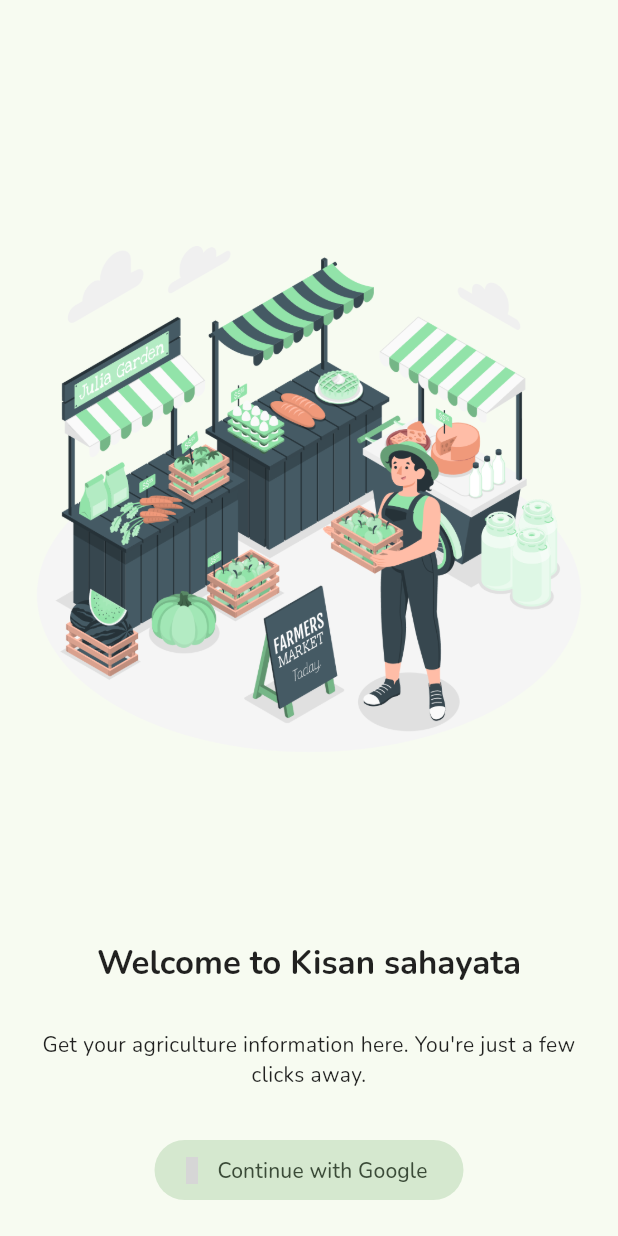
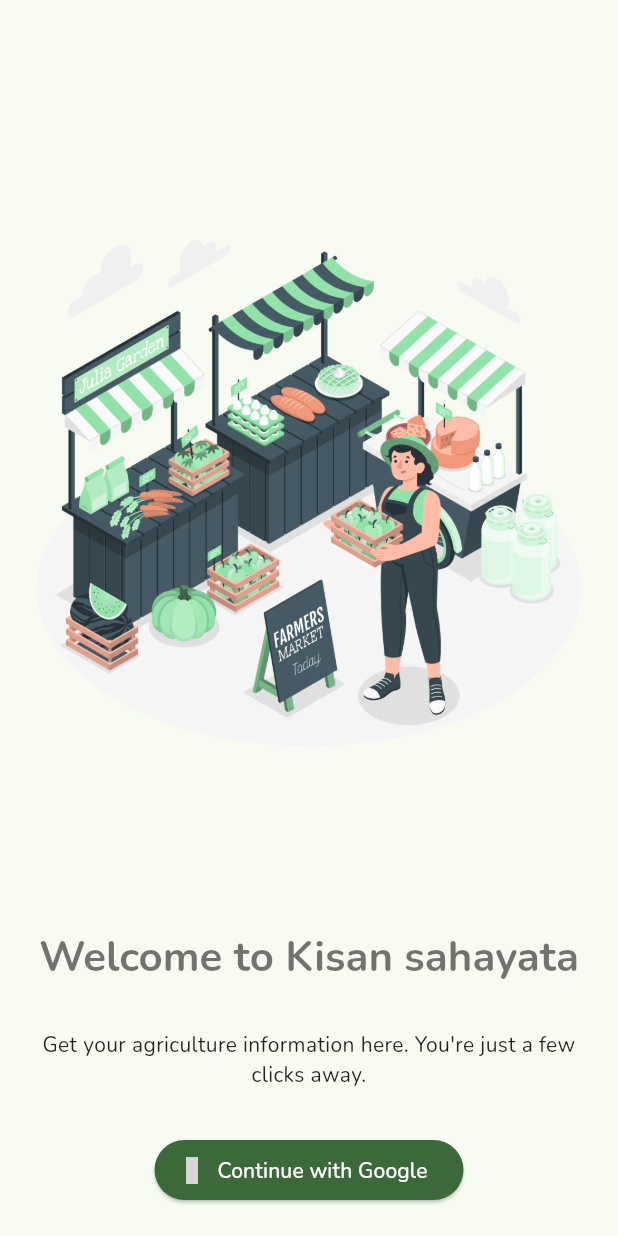
Before and after one commit to DeveloperStudentClubSmvdu/Q1T2-KisanSahayata, a Flutter app: the screen it shows after launch, on a phone screen of 412 x 824 dp. Run offline on Flutter 3.47's test engine with Material 2 defaults, Android fonts, the light colour scheme and no system bars; our stand-ins replace badges, easy_stepper, firebase_auth, firebase_core, flutter_iconly, google_fonts and 1 more; accounts and stored records are empty; grey boxes are pictures that could not be loaded.

Commit message:
Update onboarding_page.dart

```diff
--- a/lib/pages/onboarding_page.dart
+++ b/lib/pages/onboarding_page.dart
@@ -1,13 +1,16 @@
+import 'dart:ui';
 import 'package:agriplant/chatgpt/chatgpt.dart';
-import 'package:agriplant/pages/agriplant';
+
 import 'package:agriplant/pages/home_page.dart';
 import 'package:agriplant/pages/profile_page.dart';
+import 'package:firebase_auth/firebase_auth.dart';
 import 'package:flutter/cupertino.dart';
 import 'package:flutter/material.dart';
 import 'package:flutter_iconly/flutter_iconly.dart';
+import 'package:google_sign_in/google_sign_in.dart';
 
 class OnboardingPage extends StatelessWidget {
-  const OnboardingPage({super.key});
+  const OnboardingPage({Key? key}) : super(key: key);
 
   @override
   Widget build(BuildContext context) {
@@ -24,21 +27,25 @@ class OnboardingPage extends StatelessWidget {
               ),
               const Spacer(),
               Text('Welcome to Kisan sahayata',
-                  style: Theme.of(context).textTheme.titleLarge?.copyWith(fontWeight: FontWeight.bold)),
+                  style: Theme.of(context).textTheme.headline4?.copyWith(fontWeight: FontWeight.bold)),
               const Padding(
-                padding: EdgeInsets.only(top: 30, bottom: 30),
+                padding: EdgeInsets.symmetric(vertical: 30),
                 child: Text(
                   "Get your agriculture information here. You're just a few clicks away.",
                   textAlign: TextAlign.center,
                 ),
               ),
-              /**/
-              FilledButton.tonalIcon(
-                onPressed: () {
-                  Navigator.of(context).pushReplacement(CupertinoPageRoute(builder: (context) =>  const HomePage()));
-                },
+              ElevatedButton.icon(
+                onPressed: () => signInWithGoogle(context),
                 icon: const Icon(IconlyLight.login),
                 label: const Text("Continue with Google"),
+                style: ElevatedButton.styleFrom(
+                  primary: Theme.of(context).primaryColor,
+                  onPrimary: Colors.white,
+                  shape: RoundedRectangleBorder(
+                    borderRadius: BorderRadius.circular(30), // 30
+                  ),
+                ),
               )
             ],
           ),
@@ -46,4 +53,24 @@ class OnboardingPage extends StatelessWidget {
       ),
     );
   }
+
+  Future<void> signInWithGoogle(BuildContext context) async {
+    try {
+      final GoogleSignInAccount? googleUser = await GoogleSignIn().signIn();
+      final GoogleSignInAuthentication? googleAuth = await googleUser?.authentication;
+      final credential = GoogleAuthProvider.credential(
+        accessToken: googleAuth?.accessToken,
+        idToken: googleAuth?.idToken,
+      );
+
+      final userCredential = await FirebaseAuth.instance.signInWithCredential(credential);
+      print(userCredential.user?.displayName);
+
+      if (userCredential.user != null) {
+        Navigator.of(context).pushReplacement(MaterialPageRoute(builder: (context) => const HomePage()));
+      }
+    } catch (e) {
+      print('Sign-in Error: $e');
+    }
+  }
 }
```
